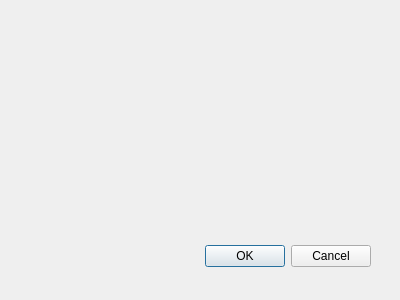
First picture: the form in src/addexpense.ui, repository shimks/financial-wealth-management, before the edit.
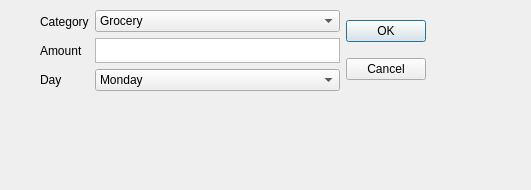
Second picture: the form after the edit.

```diff
--- a/src/addexpense.ui
+++ b/src/addexpense.ui
@@ -8,28 +8,136 @@
    <rect>
     <x>0</x>
     <y>0</y>
-    <width>400</width>
-    <height>300</height>
+    <width>531</width>
+    <height>190</height>
    </rect>
   </property>
   <property name="windowTitle">
    <string>Dialog</string>
   </property>
-  <widget name="buttonBox" class="QDialogButtonBox">
+  <widget class="QWidget" name="layoutWidget">
    <property name="geometry">
     <rect>
-     <x>30</x>
-     <y>240</y>
-     <width>341</width>
-     <height>32</height>
+     <x>40</x>
+     <y>10</y>
+     <width>386</width>
+     <height>81</height>
     </rect>
    </property>
-   <property name="orientation">
-    <enum>Qt::Horizontal</enum>
-   </property>
-   <property name="standardButtons">
-    <set>QDialogButtonBox::Cancel|QDialogButtonBox::Ok</set>
-   </property>
+   <layout class="QHBoxLayout" name="horizontalLayout_2">
+    <item>
+     <layout class="QHBoxLayout" name="horizontalLayout">
+      <item>
+       <layout class="QVBoxLayout" name="verticalLayout_3">
+        <item>
+         <widget class="QLabel" name="label">
+          <property name="text">
+           <string>Category</string>
+          </property>
+         </widget>
+        </item>
+        <item>
+         <widget class="QLabel" name="label_2">
+          <property name="text">
+           <string>Amount</string>
+          </property>
+         </widget>
+        </item>
+        <item>
+         <widget class="QLabel" name="label_3">
+          <property name="text">
+           <string>Day</string>
+          </property>
+         </widget>
+        </item>
+       </layout>
+      </item>
+      <item>
+       <layout class="QVBoxLayout" name="verticalLayout_2">
+        <item>
+         <widget class="QComboBox" name="comboBox">
+          <item>
+           <property name="text">
+            <string>Grocery</string>
+           </property>
+          </item>
+          <item>
+           <property name="text">
+            <string>Clothes</string>
+           </property>
+          </item>
+          <item>
+           <property name="text">
+            <string>Others</string>
+           </property>
+          </item>
+         </widget>
+        </item>
+        <item>
+         <widget class="QTextEdit" name="textEdit"/>
+        </item>
+        <item>
+         <widget class="QComboBox" name="comboBox_2">
+          <item>
+           <property name="text">
+            <string>Monday</string>
+           </property>
+          </item>
+          <item>
+           <property name="text">
+            <string>Tuesday</string>
+           </property>
+          </item>
+          <item>
+           <property name="text">
+            <string>Wednesday</string>
+           </property>
+          </item>
+          <item>
+           <property name="text">
+            <string>Thursday</string>
+           </property>
+          </item>
+          <item>
+           <property name="text">
+            <string>Friday</string>
+           </property>
+          </item>
+          <item>
+           <property name="text">
+            <string>Saturday</string>
+           </property>
+          </item>
+          <item>
+           <property name="text">
+            <string>Sunday</string>
+           </property>
+          </item>
+         </widget>
+        </item>
+       </layout>
+      </item>
+     </layout>
+    </item>
+    <item>
+     <layout class="QVBoxLayout" name="verticalLayout">
+      <item>
+       <widget class="QPushButton" name="pushButton">
+        <property name="text">
+         <string>OK</string>
+        </property>
+       </widget>
+      </item>
+      <item>
+       <widget class="QPushButton" name="pushButton_2">
+        <property name="text">
+         <string>Cancel</string>
+        </property>
+       </widget>
+      </item>
+     </layout>
+    </item>
+   </layout>
   </widget>
  </widget>
  <pixmapfunction/>
```
Left out of the diff: 42 changed lines with no effect on the pictures.
